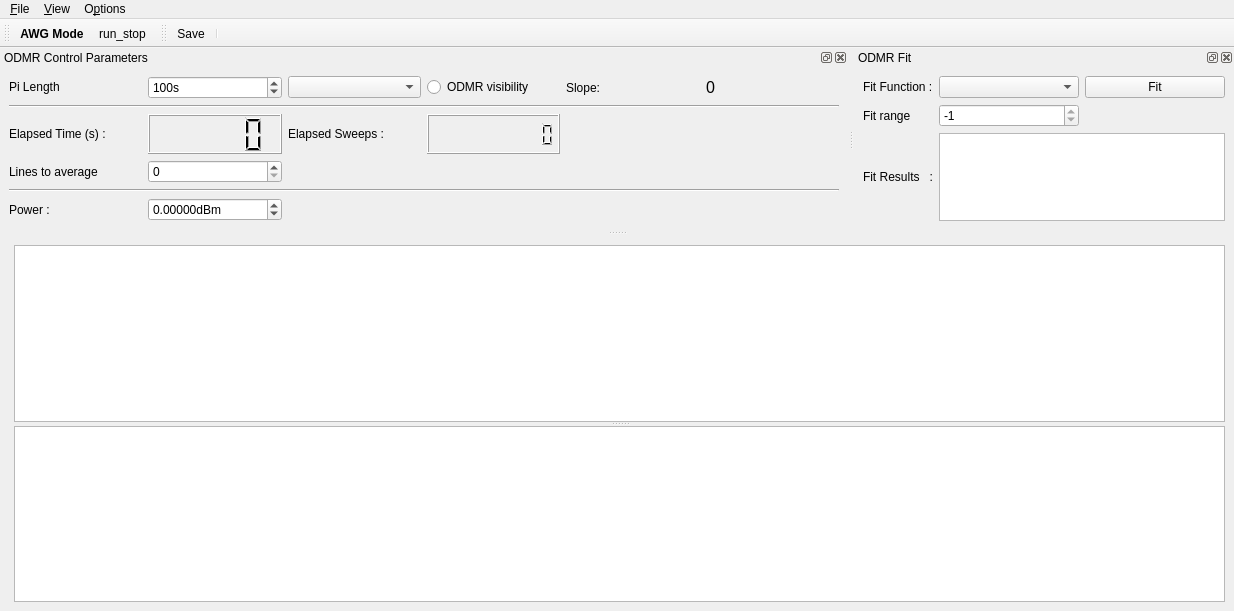
Old version of the form gui/podmr/ui_odmrgui.ui in the repository sriharijayaram5/qudi.
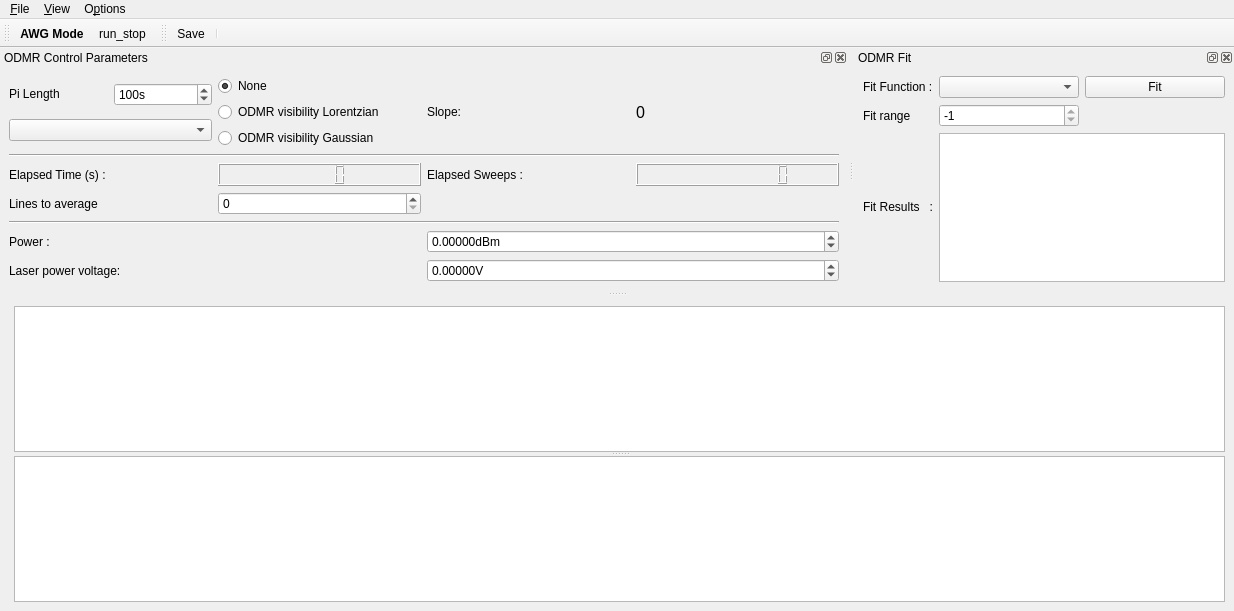
New version of the form. Icons and pictures are not drawn. Custom widgets are drawn as their Qt base class.

Commit message: Adding Gaussian fit for visibility and laser voltage control in PODMR modul

The edit to the form file:
```diff
--- a/gui/podmr/ui_odmrgui.ui
+++ b/gui/podmr/ui_odmrgui.ui
@@ -120,7 +120,7 @@
    <property name="minimumSize">
     <size>
      <width>562</width>
-     <height>182</height>
+     <height>236</height>
     </size>
    </property>
    <property name="baseSize">
@@ -146,61 +146,13 @@
      </sizepolicy>
     </property>
     <layout class="QGridLayout" name="gridLayout">
-     <item row="7" column="1">
-      <widget class="ScienDSpinBox" name="sweep_power_DoubleSpinBox">
-       <property name="sizePolicy">
-        <sizepolicy hsizetype="Minimum" vsizetype="Fixed">
-         <horstretch>0</horstretch>
-         <verstretch>0</verstretch>
-        </sizepolicy>
-       </property>
-       <property name="suffix">
-        <string>dBm</string>
-       </property>
-       <property name="decimals">
-        <number>5</number>
-       </property>
-       <property name="minimum">
-        <double>-1000.000000000000000</double>
-       </property>
-       <property name="maximum">
-        <double>100.000000000000000</double>
-       </property>
-      </widget>
-     </item>
-     <item row="7" column="0">
-      <widget class="QLabel" name="label_2">
-       <property name="sizePolicy">
-        <sizepolicy hsizetype="Minimum" vsizetype="Minimum">
-         <horstretch>0</horstretch>
-         <verstretch>0</verstretch>
-        </sizepolicy>
-       </property>
-       <property name="text">
-        <string>Power :</string>
-       </property>
-      </widget>
-     </item>
-     <item row="3" column="0" colspan="6">
-      <widget class="Line" name="line_2">
-       <property name="minimumSize">
-        <size>
-         <width>0</width>
-         <height>0</height>
-        </size>
-       </property>
-       <property name="lineWidth">
-        <number>1</number>
-       </property>
-       <property name="midLineWidth">
-        <number>0</number>
-       </property>
-       <property name="orientation">
-        <enum>Qt::Horizontal</enum>
-       </property>
-      </widget>
-     </item>
-     <item row="1" column="0">
+     <item row="0" column="0">
+      <layout class="QHBoxLayout" name="horizontalLayout_2">
+       <item>
+        <layout class="QVBoxLayout" name="verticalLayout_2">
+         <item>
+          <layout class="QHBoxLayout" name="horizontalLayout">
+           <item>
       <widget class="QLabel" name="label">
        <property name="sizePolicy">
         <sizepolicy hsizetype="Minimum" vsizetype="Fixed">
@@ -213,53 +165,7 @@
        </property>
       </widget>
      </item>
-     <item row="5" column="0">
-      <widget class="QLabel" name="average_label">
-       <property name="text">
-        <string>Lines to average</string>
-       </property>
-      </widget>
-     </item>
-     <item row="4" column="0">
-      <widget class="QLabel" name="label_8">
-       <property name="sizePolicy">
-        <sizepolicy hsizetype="Minimum" vsizetype="Minimum">
-         <horstretch>0</horstretch>
-         <verstretch>0</verstretch>
-        </sizepolicy>
-       </property>
-       <property name="text">
-        <string>Elapsed Time (s) :</string>
-       </property>
-      </widget>
-     </item>
-     <item row="5" column="1">
-      <widget class="QSpinBox" name="average_level_SpinBox">
-       <property name="toolTip">
-        <string>&lt;html&gt;&lt;head/&gt;&lt;body&gt;&lt;p&gt;Number of repetition of measurement to be done. '0' in AWG mode is measure until stopped.&lt;/p&gt;&lt;/body&gt;&lt;/html&gt;</string>
-       </property>
-       <property name="minimum">
-        <number>0</number>
-       </property>
-       <property name="maximum">
-        <number>100000000</number>
-       </property>
-       <property name="singleStep">
-        <number>1</number>
-       </property>
-       <property name="value">
-        <number>0</number>
-       </property>
-      </widget>
-     </item>
-     <item row="6" column="0" colspan="6">
-      <widget class="Line" name="line">
-       <property name="orientation">
-        <enum>Qt::Horizontal</enum>
-       </property>
-      </widget>
-     </item>
-     <item row="1" column="1">
+           <item>
       <widget class="ScienDSpinBox" name="pi_half_DoubleSpinBox">
        <property name="sizePolicy">
         <sizepolicy hsizetype="Minimum" vsizetype="Fixed">
@@ -284,50 +190,79 @@
        </property>
       </widget>
      </item>
-     <item row="4" column="1">
-      <widget class="QLCDNumber" name="elapsed_time_DisplayWidget">
-       <property name="sizePolicy">
-        <sizepolicy hsizetype="Minimum" vsizetype="Minimum">
-         <horstretch>0</horstretch>
-         <verstretch>0</verstretch>
-        </sizepolicy>
-       </property>
-      </widget>
-     </item>
-     <item row="1" column="2">
+          </layout>
+         </item>
+         <item>
       <widget class="QComboBox" name="odmr_channel_ComboBox"/>
      </item>
-     <item row="4" column="3">
-      <widget class="QLCDNumber" name="elapsed_sweeps_DisplayWidget">
-       <property name="digitCount">
-        <number>10</number>
-       </property>
-      </widget>
-     </item>
-     <item row="1" column="3">
-      <widget class="QRadioButton" name="odmr_derivative_radioButton">
+        </layout>
+       </item>
+       <item>
+        <layout class="QVBoxLayout" name="verticalLayout">
+         <item>
+          <widget class="QRadioButton" name="odmr_derivative_none_radioButton">
+           <property name="toolTip">
+            <string>&lt;html&gt;&lt;head/&gt;&lt;body&gt;&lt;p&gt;Plots the calculated visibility.&lt;/p&gt;&lt;/body&gt;&lt;/html&gt;</string>
+           </property>
+           <property name="text">
+            <string>None</string>
+           </property>
+           <property name="checkable">
+            <bool>true</bool>
+           </property>
+           <property name="checked">
+            <bool>true</bool>
+           </property>
+           <property name="autoExclusive">
+            <bool>true</bool>
+           </property>
+          </widget>
+         </item>
+         <item>
+          <widget class="QRadioButton" name="odmr_derivative_lorentzian_radioButton">
        <property name="toolTip">
         <string>&lt;html&gt;&lt;head/&gt;&lt;body&gt;&lt;p&gt;Plots the calculated visibility.&lt;/p&gt;&lt;/body&gt;&lt;/html&gt;</string>
        </property>
        <property name="text">
-        <string>ODMR visibility</string>
-       </property>
-      </widget>
-     </item>
-     <item row="4" column="2">
-      <widget class="QLabel" name="label_10">
-       <property name="sizePolicy">
-        <sizepolicy hsizetype="Minimum" vsizetype="Minimum">
-         <horstretch>0</horstretch>
-         <verstretch>0</verstretch>
-        </sizepolicy>
+            <string>ODMR visibility Lorentzian</string>
+           </property>
+           <property name="checkable">
+            <bool>true</bool>
+           </property>
+           <property name="autoExclusive">
+            <bool>true</bool>
+           </property>
+          </widget>
+         </item>
+         <item>
+          <widget class="QRadioButton" name="odmr_derivative_gaussian_radioButton">
+           <property name="toolTip">
+            <string>&lt;html&gt;&lt;head/&gt;&lt;body&gt;&lt;p&gt;Plots the calculated visibility.&lt;/p&gt;&lt;/body&gt;&lt;/html&gt;</string>
        </property>
        <property name="text">
-        <string>Elapsed Sweeps :</string>
-       </property>
-      </widget>
-     </item>
-     <item row="1" column="5">
+            <string>ODMR visibility Gaussian</string>
+           </property>
+           <property name="checkable">
+            <bool>true</bool>
+           </property>
+           <property name="autoExclusive">
+            <bool>true</bool>
+           </property>
+          </widget>
+         </item>
+        </layout>
+       </item>
+       <item>
+        <widget class="QLabel" name="label_3">
+         <property name="toolTip">
+          <string>&lt;html&gt;&lt;head/&gt;&lt;body&gt;&lt;p&gt;&lt;br/&gt;&lt;/p&gt;&lt;/body&gt;&lt;/html&gt;</string>
+         </property>
+         <property name="text">
+          <string>Slope:</string>
+         </property>
+        </widget>
+       </item>
+       <item>
       <widget class="QLabel" name="slope_label">
        <property name="font">
         <font>
@@ -345,15 +280,180 @@
        </property>
       </widget>
      </item>
-     <item row="1" column="4">
-      <widget class="QLabel" name="label_3">
+      </layout>
+     </item>
+     <item row="1" column="0">
+      <widget class="Line" name="line_2">
+       <property name="minimumSize">
+        <size>
+         <width>0</width>
+         <height>0</height>
+        </size>
+       </property>
+       <property name="lineWidth">
+        <number>1</number>
+       </property>
+       <property name="midLineWidth">
+        <number>0</number>
+       </property>
+       <property name="orientation">
+        <enum>Qt::Horizontal</enum>
+       </property>
+      </widget>
+     </item>
+     <item row="2" column="0">
+      <layout class="QGridLayout" name="gridLayout_4">
+       <item row="0" column="0">
+        <widget class="QLabel" name="label_8">
+         <property name="sizePolicy">
+          <sizepolicy hsizetype="Minimum" vsizetype="Minimum">
+           <horstretch>0</horstretch>
+           <verstretch>0</verstretch>
+          </sizepolicy>
+         </property>
+         <property name="text">
+          <string>Elapsed Time (s) :</string>
+         </property>
+        </widget>
+       </item>
+       <item row="0" column="1">
+        <widget class="QLCDNumber" name="elapsed_time_DisplayWidget">
+         <property name="sizePolicy">
+          <sizepolicy hsizetype="Minimum" vsizetype="Minimum">
+           <horstretch>0</horstretch>
+           <verstretch>0</verstretch>
+          </sizepolicy>
+         </property>
+        </widget>
+       </item>
+       <item row="0" column="2">
+        <widget class="QLabel" name="label_10">
+         <property name="sizePolicy">
+          <sizepolicy hsizetype="Minimum" vsizetype="Minimum">
+           <horstretch>0</horstretch>
+           <verstretch>0</verstretch>
+          </sizepolicy>
+         </property>
+         <property name="text">
+          <string>Elapsed Sweeps :</string>
+         </property>
+        </widget>
+       </item>
+       <item row="0" column="3">
+        <widget class="QLCDNumber" name="elapsed_sweeps_DisplayWidget">
+         <property name="digitCount">
+          <number>10</number>
+         </property>
+        </widget>
+       </item>
+       <item row="1" column="0">
+        <widget class="QLabel" name="average_label">
+         <property name="text">
+          <string>Lines to average</string>
+         </property>
+        </widget>
+       </item>
+       <item row="1" column="1">
+        <widget class="QSpinBox" name="average_level_SpinBox">
        <property name="toolTip">
-        <string>&lt;html&gt;&lt;head/&gt;&lt;body&gt;&lt;p&gt;&lt;br/&gt;&lt;/p&gt;&lt;/body&gt;&lt;/html&gt;</string>
-       </property>
+          <string>&lt;html&gt;&lt;head/&gt;&lt;body&gt;&lt;p&gt;Number of repetition of measurement to be done. '0' in AWG mode is measure until stopped.&lt;/p&gt;&lt;/body&gt;&lt;/html&gt;</string>
+         </property>
+         <property name="minimum">
+          <number>0</number>
+         </property>
+         <property name="maximum">
+          <number>100000000</number>
+         </property>
+         <property name="singleStep">
+          <number>1</number>
+         </property>
+         <property name="value">
+          <number>0</number>
+         </property>
+        </widget>
+       </item>
+      </layout>
+     </item>
+     <item row="3" column="0">
+      <widget class="Line" name="line">
+       <property name="orientation">
+        <enum>Qt::Horizontal</enum>
+       </property>
+      </widget>
+     </item>
+     <item row="4" column="0">
+      <layout class="QGridLayout" name="gridLayout_5">
+       <item row="0" column="0">
+        <widget class="QLabel" name="label_2">
+         <property name="sizePolicy">
+          <sizepolicy hsizetype="Minimum" vsizetype="Minimum">
+           <horstretch>0</horstretch>
+           <verstretch>0</verstretch>
+          </sizepolicy>
+         </property>
        <property name="text">
-        <string>Slope:</string>
-       </property>
-      </widget>
+          <string>Power :</string>
+         </property>
+        </widget>
+       </item>
+       <item row="0" column="1">
+        <widget class="ScienDSpinBox" name="sweep_power_DoubleSpinBox">
+         <property name="sizePolicy">
+          <sizepolicy hsizetype="Minimum" vsizetype="Fixed">
+           <horstretch>0</horstretch>
+           <verstretch>0</verstretch>
+          </sizepolicy>
+         </property>
+         <property name="suffix">
+          <string>dBm</string>
+         </property>
+         <property name="decimals">
+          <number>5</number>
+         </property>
+         <property name="minimum">
+          <double>-1000.000000000000000</double>
+         </property>
+         <property name="maximum">
+          <double>100.000000000000000</double>
+         </property>
+        </widget>
+       </item>
+       <item row="1" column="0">
+        <widget class="QLabel" name="label_4">
+         <property name="sizePolicy">
+          <sizepolicy hsizetype="Minimum" vsizetype="Minimum">
+           <horstretch>0</horstretch>
+           <verstretch>0</verstretch>
+          </sizepolicy>
+         </property>
+         <property name="text">
+          <string>Laser power voltage:</string>
+         </property>
+        </widget>
+       </item>
+       <item row="1" column="1">
+        <widget class="ScienDSpinBox" name="laser_power_voltage_DoubleSpinBox">
+         <property name="sizePolicy">
+          <sizepolicy hsizetype="Minimum" vsizetype="Fixed">
+           <horstretch>0</horstretch>
+           <verstretch>0</verstretch>
+          </sizepolicy>
+         </property>
+         <property name="suffix">
+          <string>V</string>
+         </property>
+         <property name="decimals">
+          <number>5</number>
+         </property>
+         <property name="minimum">
+          <double>-10.000000000000000</double>
+         </property>
+         <property name="maximum">
+          <double>10.000000000000000</double>
+         </property>
+        </widget>
+       </item>
+      </layout>
      </item>
     </layout>
    </widget>
```
Lines whose indentation alone changed are shown as unchanged. The commit also changes 3 other files.
